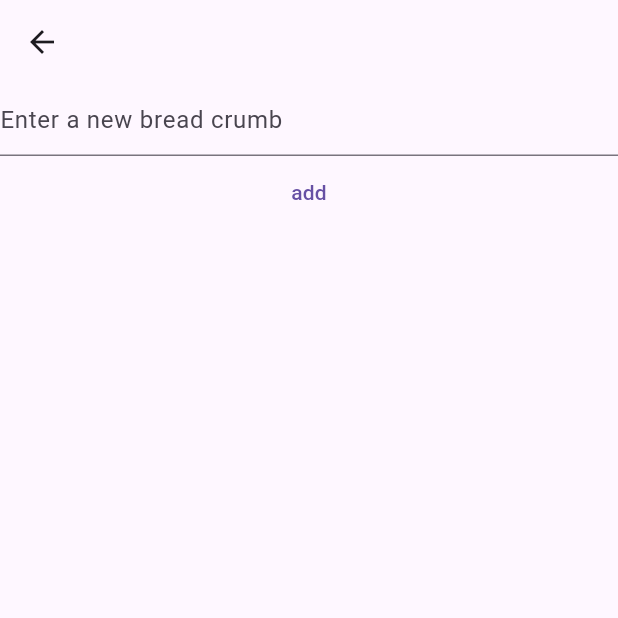
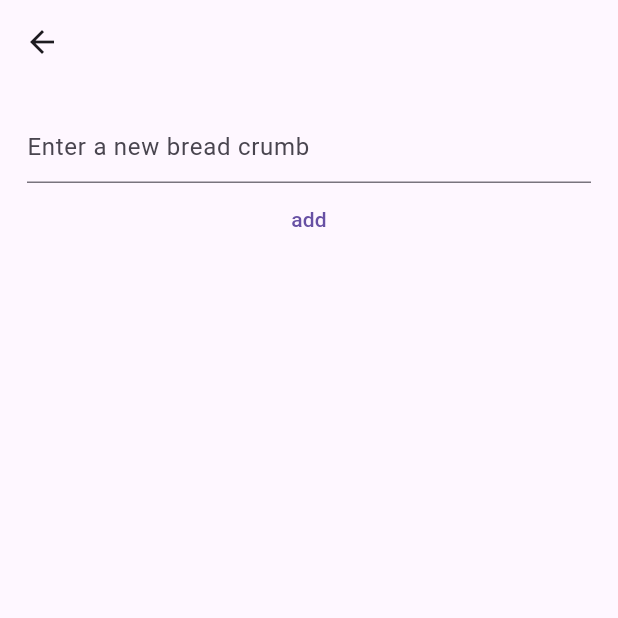
Before and after one commit to abdulawalarif/provider_from_course, a Flutter app: the screen it shows after launch, after a tap on "Add new bread crumb", on a phone screen of 412 x 824 dp, the top half of it. Run offline on Flutter 3.47's test engine with Material 3 defaults, Android fonts, the light colour scheme and no system bars.

Commit message:
preview is adde

```diff
--- a/lib/bread_crumb_example.dart
+++ b/lib/bread_crumb_example.dart
@@ -77,14 +77,15 @@ class _MainScreenState extends State<MainScreen> {
   @override
   Widget build(BuildContext context) {
     return Scaffold(
+      appBar: AppBar(
+        title: const Text("BreadCrumbExample"),
+      ),
       body: Column(
-        mainAxisAlignment: MainAxisAlignment.center,
+
         children: [
-
- Consumer<BreadCrumbExample>(builder: (context, value, child){
+          Consumer<BreadCrumbExample>(builder: (context, value, child) {
             return BreadCrumbWidget(breadCrumbs: value.item);
           }),
-
           TextButton(
               onPressed: () {
                 Navigator.of(context).pushNamed('/new');
@@ -127,7 +128,9 @@ class _AddBreadCrumbState extends State<AddBreadCrumb> {
   Widget build(BuildContext context) {
     return Scaffold(
       appBar: AppBar(),
-      body: Column(
+      body: Padding(
+        padding: const EdgeInsets.all(18.0),
+        child: Column(
           children: [
             TextField(
               controller: _controller,
@@ -146,6 +149,7 @@ class _AddBreadCrumbState extends State<AddBreadCrumb> {
                 child: const Text("add"))
           ],
         ),
+      ),
     );
   }
 }
```
Also changed, not shown: demo/first.gif (added), 2 other files. Lines whose indentation alone changed are shown as unchanged.
